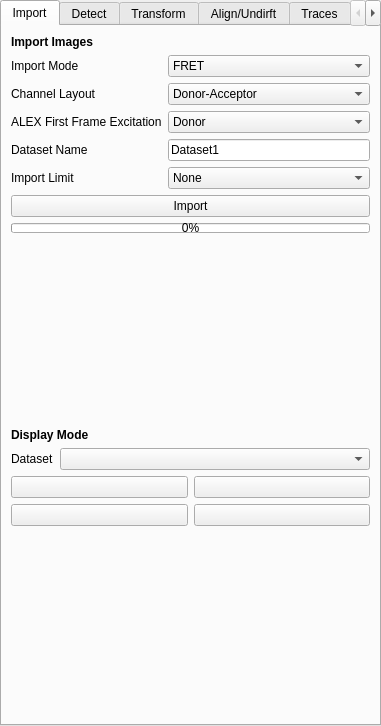
Qt form src/napari_gapseq2/widget_ui.ui (piedrro/napari-GapSeq2) before a commit.
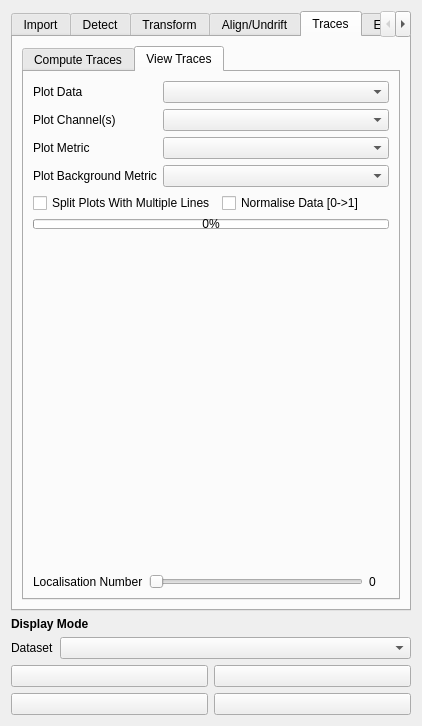
The same form after that commit. The open tabs and pages were chosen to show the change.

The edit to the form file:
```diff
--- a/src/napari_gapseq2/widget_ui.ui
+++ b/src/napari_gapseq2/widget_ui.ui
@@ -1,27 +1,42 @@
 <?xml version="1.0" encoding="UTF-8"?>
 <ui version="4.0">
- <class>TabWidget</class>
- <widget class="QTabWidget" name="TabWidget">
+ <class>Frame</class>
+ <widget class="QFrame" name="Frame">
   <property name="geometry">
    <rect>
     <x>0</x>
     <y>0</y>
-    <width>381</width>
-    <height>726</height>
+    <width>418</width>
+    <height>725</height>
    </rect>
   </property>
   <property name="windowTitle">
    <string>TabWidget</string>
   </property>
-  <property name="currentIndex">
-   <number>0</number>
-  </property>
-  <widget class="QWidget" name="tab">
-   <attribute name="title">
-    <string>Import</string>
-   </attribute>
    <layout class="QVBoxLayout" name="verticalLayout">
     <item>
+    <widget class="QTabWidget" name="tabWidget">
+     <property name="sizePolicy">
+      <sizepolicy hsizetype="MinimumExpanding" vsizetype="Expanding">
+       <horstretch>0</horstretch>
+       <verstretch>0</verstretch>
+      </sizepolicy>
+     </property>
+     <property name="minimumSize">
+      <size>
+       <width>400</width>
+       <height>600</height>
+      </size>
+     </property>
+     <property name="currentIndex">
+      <number>0</number>
+     </property>
+     <widget class="QWidget" name="tab">
+      <attribute name="title">
+       <string>Import</string>
+      </attribute>
+      <layout class="QVBoxLayout" name="verticalLayout_2">
+       <item>
      <widget class="QLabel" name="label_2">
       <property name="font">
        <font>
@@ -213,80 +228,8 @@
       </property>
       <property name="sizeHint" stdset="0">
        <size>
-        <width>20</width>
-        <height>40</height>
-       </size>
-      </property>
-     </spacer>
-    </item>
-    <item>
-     <widget class="QLabel" name="label_12">
-      <property name="font">
-       <font>
-        <weight>75</weight>
-        <bold>true</bold>
-       </font>
-      </property>
-      <property name="text">
-       <string>Display Mode</string>
-      </property>
-     </widget>
-    </item>
-    <item>
-     <layout class="QFormLayout" name="formLayout_2">
-      <item row="0" column="0">
-       <widget class="QLabel" name="label_13">
-        <property name="text">
-         <string>Dataset</string>
-        </property>
-       </widget>
-      </item>
-      <item row="0" column="1">
-       <widget class="QComboBox" name="gapseq_dataset_selector"/>
-      </item>
-     </layout>
-    </item>
-    <item>
-     <layout class="QGridLayout" name="gridLayout">
-      <item row="0" column="0">
-       <widget class="QPushButton" name="gapseq_show_dd">
-        <property name="text">
-         <string/>
-        </property>
-       </widget>
-      </item>
-      <item row="0" column="1">
-       <widget class="QPushButton" name="gapseq_show_da">
-        <property name="text">
-         <string/>
-        </property>
-       </widget>
-      </item>
-      <item row="1" column="0">
-       <widget class="QPushButton" name="gapseq_show_ad">
-        <property name="text">
-         <string/>
-        </property>
-       </widget>
-      </item>
-      <item row="1" column="1">
-       <widget class="QPushButton" name="gapseq_show_aa">
-        <property name="text">
-         <string/>
-        </property>
-       </widget>
-      </item>
-     </layout>
-    </item>
-    <item>
-     <spacer name="verticalSpacer_5">
-      <property name="orientation">
-       <enum>Qt::Vertical</enum>
-      </property>
-      <property name="sizeHint" stdset="0">
-       <size>
-        <width>20</width>
-        <height>40</height>
+           <width>354</width>
+           <height>301</height>
        </size>
       </property>
      </spacer>
@@ -813,7 +756,7 @@
     </item>
    </layout>
   </widget>
-  <widget class="QWidget" name="tab_5">
+     <widget class="QWidget" name="tab_3">
    <attribute name="title">
     <string>Transform</string>
    </attribute>
@@ -1007,11 +950,11 @@
     </item>
    </layout>
   </widget>
-  <widget class="QWidget" name="tab_3">
+     <widget class="QWidget" name="tab_4">
    <attribute name="title">
-    <string>Align/Undirft</string>
-   </attribute>
-   <layout class="QVBoxLayout" name="verticalLayout_3">
+       <string>Align/Undrift</string>
+      </attribute>
+      <layout class="QVBoxLayout" name="verticalLayout_5">
     <item>
      <widget class="QLabel" name="label_10">
       <property name="font">
@@ -1028,7 +971,7 @@
     <item>
      <layout class="QFormLayout" name="formLayout_4">
       <item row="0" column="0">
-       <widget class="QLabel" name="label_14">
+          <widget class="QLabel" name="label_15">
         <property name="text">
          <string>Undrift Channel</string>
         </property>
@@ -1081,17 +1024,17 @@
     </item>
    </layout>
   </widget>
-  <widget class="QWidget" name="tab_6">
+     <widget class="QWidget" name="tab_5">
    <attribute name="title">
     <string>Traces</string>
    </attribute>
    <layout class="QVBoxLayout" name="verticalLayout_6">
     <item>
-     <widget class="QTabWidget" name="tabWidget">
+        <widget class="QTabWidget" name="traces_tab_widget">
       <property name="currentIndex">
        <number>0</number>
       </property>
-      <widget class="QWidget" name="tab_8">
+         <widget class="QWidget" name="compute_tab_2">
        <attribute name="title">
         <string>Compute Traces</string>
        </attribute>
@@ -1253,7 +1196,7 @@
         </item>
        </layout>
       </widget>
-      <widget class="QWidget" name="tab_7">
+         <widget class="QWidget" name="view_tab_2">
        <attribute name="title">
         <string>View Traces</string>
        </attribute>
@@ -1356,14 +1299,14 @@
         <item>
          <widget class="QWidget" name="graph_container" native="true">
           <property name="sizePolicy">
-           <sizepolicy hsizetype="Expanding" vsizetype="Expanding">
+              <sizepolicy hsizetype="MinimumExpanding" vsizetype="Expanding">
             <horstretch>0</horstretch>
             <verstretch>0</verstretch>
            </sizepolicy>
           </property>
           <property name="minimumSize">
            <size>
-            <width>0</width>
+               <width>50</width>
             <height>0</height>
            </size>
           </property>
@@ -1415,7 +1358,7 @@
     </item>
    </layout>
   </widget>
-  <widget class="QWidget" name="tab_4">
+     <widget class="QWidget" name="tab_6">
    <attribute name="title">
     <string>Export</string>
    </attribute>
@@ -1466,6 +1409,68 @@
     </item>
    </layout>
   </widget>
+    </widget>
+   </item>
+   <item>
+    <widget class="QLabel" name="label_12">
+     <property name="font">
+      <font>
+       <weight>75</weight>
+       <bold>true</bold>
+      </font>
+     </property>
+     <property name="text">
+      <string>Display Mode</string>
+     </property>
+    </widget>
+   </item>
+   <item>
+    <layout class="QFormLayout" name="formLayout_2">
+     <item row="0" column="0">
+      <widget class="QLabel" name="label_14">
+       <property name="text">
+        <string>Dataset</string>
+       </property>
+      </widget>
+     </item>
+     <item row="0" column="1">
+      <widget class="QComboBox" name="gapseq_dataset_selector"/>
+     </item>
+    </layout>
+   </item>
+   <item>
+    <layout class="QGridLayout" name="gridLayout">
+     <item row="0" column="0">
+      <widget class="QPushButton" name="gapseq_show_dd">
+       <property name="text">
+        <string/>
+       </property>
+      </widget>
+     </item>
+     <item row="0" column="1">
+      <widget class="QPushButton" name="gapseq_show_da">
+       <property name="text">
+        <string/>
+       </property>
+      </widget>
+     </item>
+     <item row="1" column="0">
+      <widget class="QPushButton" name="gapseq_show_ad">
+       <property name="text">
+        <string/>
+       </property>
+      </widget>
+     </item>
+     <item row="1" column="1">
+      <widget class="QPushButton" name="gapseq_show_aa">
+       <property name="text">
+        <string/>
+       </property>
+      </widget>
+     </item>
+    </layout>
+   </item>
+  </layout>
  </widget>
  <resources/>
  <connections/>
```
Left out of the diff: 79 changed lines with no effect on the pictures. Lines whose indentation alone changed are shown as unchanged.
